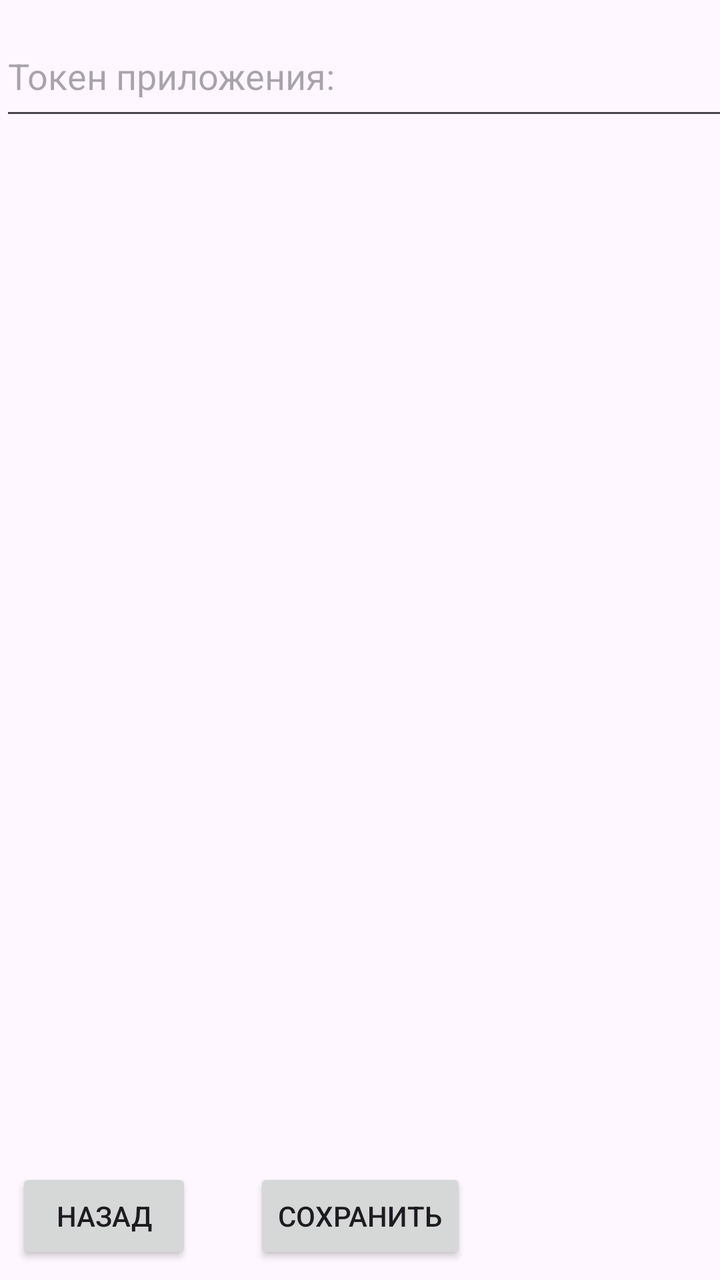
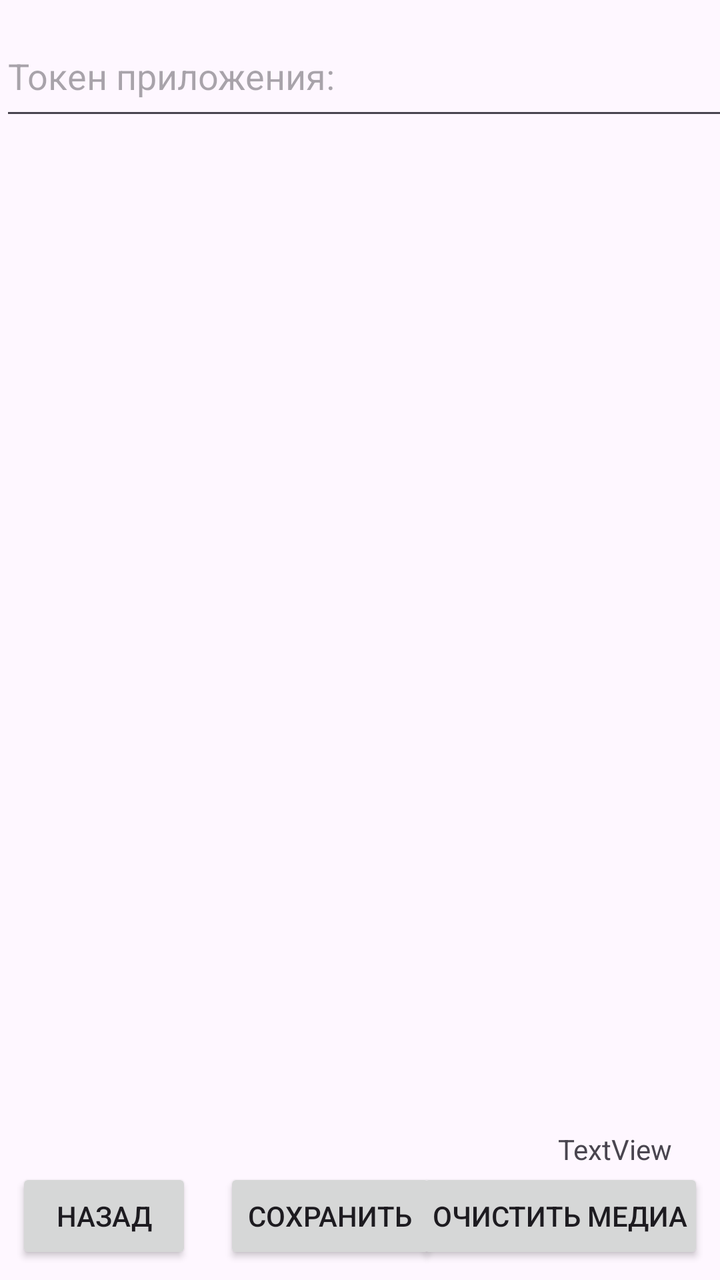

Before-and-after screenshots of an Android layout around one commit, followed by the original layout XML and the change that was made.
<!-- AndroidManifest.xml: application theme Theme.Vkapi -->
<!-- res/layout/activity_app_settings.xml -->
<?xml version="1.0" encoding="utf-8"?>
<androidx.constraintlayout.widget.ConstraintLayout xmlns:android="http://schemas.android.com/apk/res/android"
    xmlns:app="http://schemas.android.com/apk/res-auto"
    xmlns:tools="http://schemas.android.com/tools"
    android:id="@+id/main"
    android:layout_width="match_parent"
    android:layout_height="match_parent"
    tools:context=".App_settings">

    <com.google.android.material.textfield.TextInputLayout
        android:layout_width="409dp"
        android:layout_height="wrap_content"
        android:layout_marginStart="1dp"
        app:layout_constraintStart_toStartOf="parent"
        app:layout_constraintTop_toBottomOf="@+id/token_input_area">

    </com.google.android.material.textfield.TextInputLayout>

    <com.google.android.material.textfield.TextInputEditText
        android:id="@+id/token_input_area"
        android:layout_width="410dp"
        android:layout_height="57dp"
        android:layout_marginTop="8dp"
        android:hint="@string/token_info"
        app:layout_constraintStart_toStartOf="parent"
        app:layout_constraintTop_toTopOf="parent" />

    <Button
        android:id="@+id/save_settings_btn"
        android:layout_width="wrap_content"
        android:layout_height="wrap_content"
        android:layout_marginBottom="8dp"
        android:text="@string/save"
        app:layout_constraintBottom_toBottomOf="parent"
        app:layout_constraintEnd_toEndOf="parent"
        app:layout_constraintStart_toStartOf="parent" />

    <Button
        android:id="@+id/setting_back_button"
        android:layout_width="wrap_content"
        android:layout_height="wrap_content"
        android:layout_marginStart="8dp"
        android:layout_marginBottom="8dp"
        android:text="@string/back_btn"
        app:layout_constraintBottom_toBottomOf="parent"
        app:layout_constraintStart_toStartOf="parent" />
</androidx.constraintlayout.widget.ConstraintLayout>
<!-- resources referenced by this layout -->
<resources>
  <string name="back_btn">Назад</string>
  <string name="save">сохранить</string>
  <string name="token_info">Токен приложения:</string>
  <style name="Theme.Vkapi" parent="Base.Theme.Vkapi" />
  <style name="Base.Theme.Vkapi" parent="Theme.Material3.DayNight.NoActionBar">
          
          
      </style>
</resources>

<!-- the commit's change to res/layout/activity_app_settings.xml (unified diff, before → after) -->
@@ -5,7 +5,7 @@
     android:id="@+id/main"
     android:layout_width="match_parent"
     android:layout_height="match_parent"
-    tools:context=".App_settings">
+    tools:context=".AppSettings">
 
     <com.google.android.material.textfield.TextInputLayout
         android:layout_width="409dp"
@@ -29,11 +29,13 @@
         android:id="@+id/save_settings_btn"
         android:layout_width="wrap_content"
         android:layout_height="wrap_content"
+        android:layout_marginStart="16dp"
         android:layout_marginBottom="8dp"
+        android:paddingLeft="12dp"
+        android:paddingRight="12dp"
         android:text="@string/save"
         app:layout_constraintBottom_toBottomOf="parent"
-        app:layout_constraintEnd_toEndOf="parent"
-        app:layout_constraintStart_toStartOf="parent" />
+        app:layout_constraintStart_toEndOf="@+id/setting_back_button" />
 
     <Button
         android:id="@+id/setting_back_button"
@@ -41,7 +43,31 @@
         android:layout_height="wrap_content"
         android:layout_marginStart="8dp"
         android:layout_marginBottom="8dp"
+        android:paddingLeft="12dp"
+        android:paddingRight="12dp"
         android:text="@string/back_btn"
         app:layout_constraintBottom_toBottomOf="parent"
         app:layout_constraintStart_toStartOf="parent" />
+
+    <Button
+        android:id="@+id/clear_media_btn"
+        android:layout_width="wrap_content"
+        android:layout_height="wrap_content"
+        android:layout_marginEnd="8dp"
+        android:layout_marginBottom="8dp"
+        android:paddingLeft="8dp"
+        android:paddingRight="8dp"
+        android:text="@string/deletedata"
+        android:textSize="14sp"
+        app:layout_constraintBottom_toBottomOf="parent"
+        app:layout_constraintEnd_toEndOf="parent" />
+
+    <TextView
+        android:id="@+id/storage_view"
+        android:layout_width="wrap_content"
+        android:layout_height="wrap_content"
+        android:layout_marginEnd="24dp"
+        android:text="TextView"
+        app:layout_constraintBottom_toTopOf="@+id/clear_media_btn"
+        app:layout_constraintEnd_toEndOf="parent" />
 </androidx.constraintlayout.widget.ConstraintLayout>
<!-- resource entries referenced after the edit -->
@@ -1,6 +1,7 @@
 <!-- resources referenced by this layout -->
 <resources>
   <string name="back_btn">Назад</string>
+  <string name="deletedata">очистить медиа</string>
   <string name="save">сохранить</string>
   <string name="token_info">Токен приложения:</string>
   <style name="Theme.Vkapi" parent="Base.Theme.Vkapi" />
